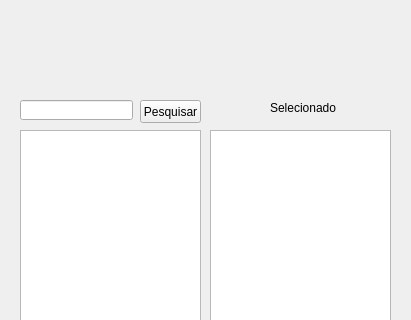
This is GUI/selectSingleComponentWindow.ui in Cbonief/GPCO as Qt 5 draws it before an edit; both pictures show x 0 to 411 and y 0 to 320 of the 411 by 478 pixel window. The edited form follows.
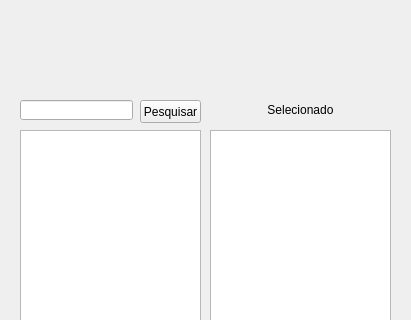
This is the edited form.

Patch:
```diff
--- a/GUI/selectSingleComponentWindow.ui
+++ b/GUI/selectSingleComponentWindow.ui
@@ -50,15 +50,18 @@
    <widget class="QLabel" name="label">
     <property name="geometry">
      <rect>
-      <x>270</x>
+      <x>220</x>
       <y>100</y>
-      <width>71</width>
-      <height>16</height>
+      <width>161</width>
+      <height>20</height>
      </rect>
     </property>
     <property name="text">
      <string>Selecionado</string>
     </property>
+    <property name="alignment">
+     <set>Qt::AlignCenter</set>
+    </property>
    </widget>
    <widget class="QPushButton" name="remove_button">
     <property name="geometry">
```
